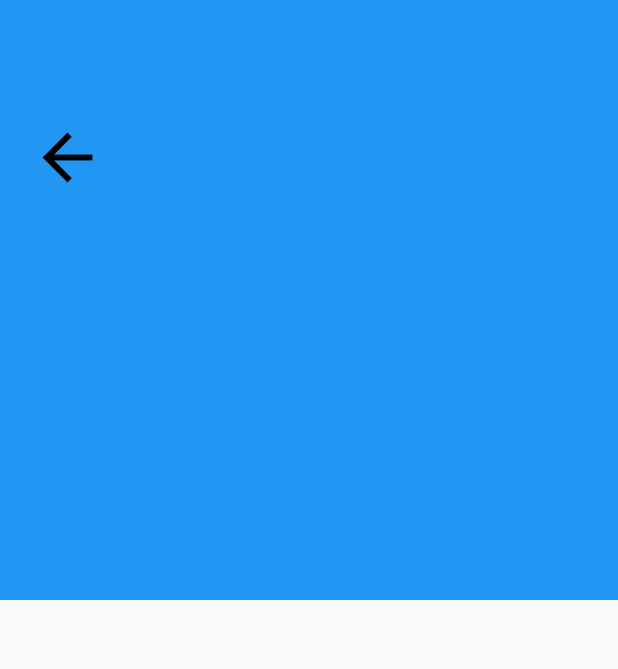
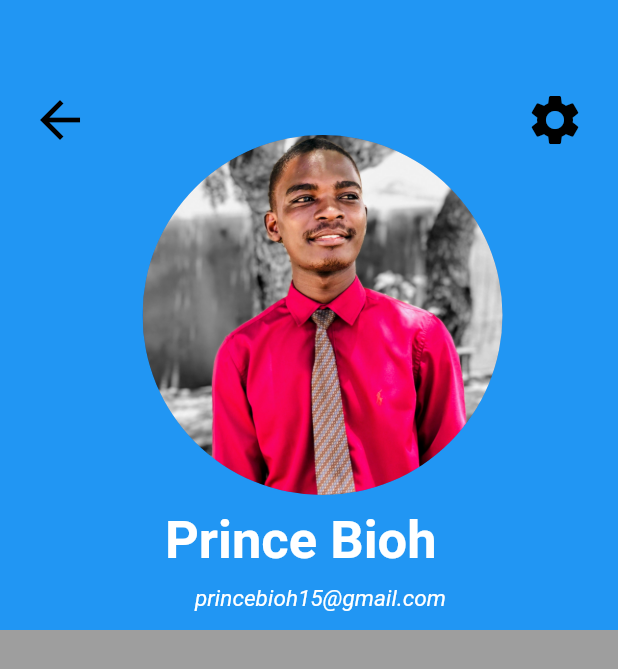
Before and after one commit to princebioh/Basic-Profile-Settings-UI-Flutter, a Flutter app: the screen it shows after launch, on a phone screen of 412 x 824 dp. Shown: the top 669 px of the screen. Run offline on Flutter 3.47's test engine with Material 2 defaults, Android fonts, the phone set to English and light mode, and no system bars; Roboto replaces fonts that are missing (Calibri, Verdana).

Commit message:
Top Section (Circle Avatar and Text) Done

```diff
--- a/lib/main.dart
+++ b/lib/main.dart
@@ -12,24 +12,65 @@ class HomePage extends StatelessWidget {
     return MaterialApp(
       debugShowCheckedModeBanner: false,
       home: Scaffold(
-        // appBar: AppBar(
-        //   backgroundColor: Colors.white,
-        // ),
-        body: Container(
+        backgroundColor: Colors.grey[500],
+        body: Column(
+          children: [
+            Container(
               color: Colors.blue,
-          height: 400,
+              height: 420,
               width: 500,
-          child: Stack(children: [
+              child: Stack(children: const [
                 Positioned(
-              top: 80,
+                  top: 60,
                   left: 20,
                   child: Icon(
                     Icons.arrow_back,
                     color: Colors.black,
-                size: 50,
+                    size: 40,
                   ),
                 ),
+                Positioned(
+                  top: 60,
+                  left: 350,
+                  child: Icon(
+                    Icons.settings,
+                    color: Colors.black,
+                    size: 40,
+                  ),
+                ),
+                Positioned(
+                    top: 90,
+                    left: 95,
+                    child: CircleAvatar(
+                      radius: 120,
+                      backgroundImage:
+                          AssetImage("assets/images/UserProfile.jpg"),
+                    )),
+                Positioned(
+                    top: 340,
+                    left: 110,
+                    child: Text(
+                      "Prince Bioh",
+                      style: TextStyle(
+                          fontSize: 35,
+                          fontFamily: "Verdana",
+                          fontWeight: FontWeight.bold,
+                          color: Colors.white),
+                    )),
+                Positioned(
+                    top: 390,
+                    left: 130,
+                    child: Text(
+                      "princebioh15@gmail.com",
+                      style: TextStyle(
+                          fontSize: 15,
+                          fontFamily: "Calibri",
+                          fontStyle: FontStyle.italic,
+                          color: Colors.white),
+                    )),
               ]),
+            ),
+          ],
         ),
       ),
     );
```
Lines whose indentation alone changed are shown as unchanged.
